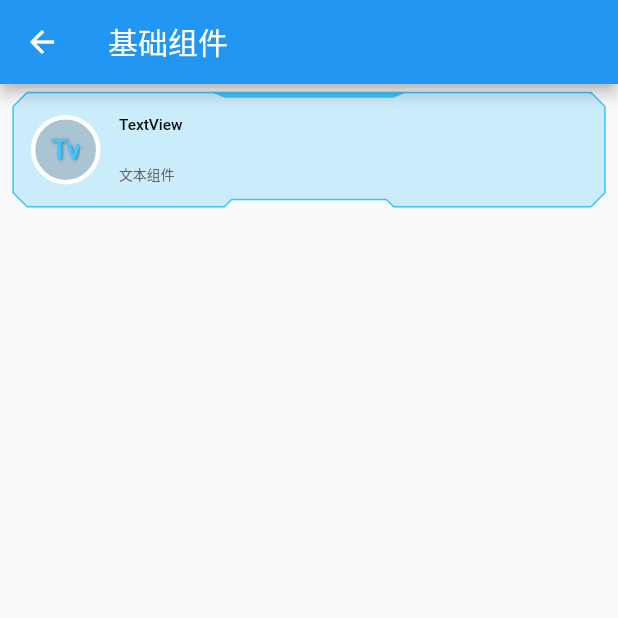
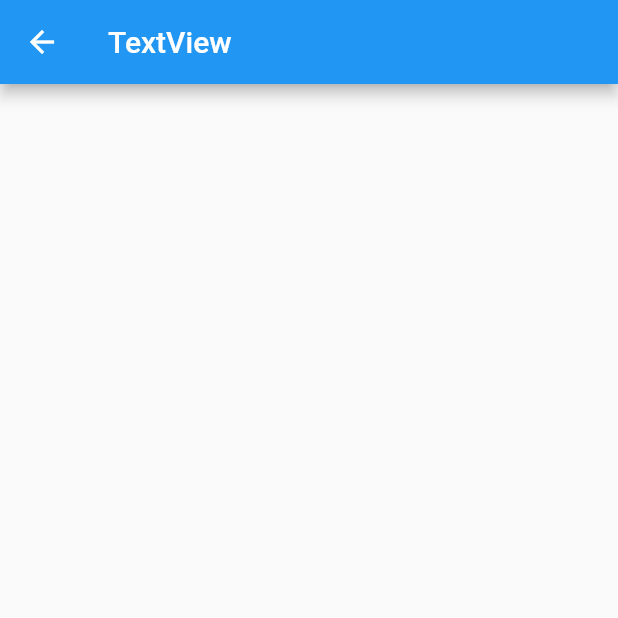
Before and after one commit to gneL1/flutter_experiences, a Flutter app: the BaseWidgetIndex screen opened by its route, after a tap on "Tv", on a phone screen of 412 x 824 dp, the top half of it. Run offline on Flutter 3.47's test engine with Material 2 defaults, Android fonts, the phone set to English and light mode, and no system bars; our stand-ins replace flutter_screenutil.

Commit message:
add files

```diff
--- a/lib/Router.dart
+++ b/lib/Router.dart
@@ -1,5 +1,6 @@
 import 'package:flutter/material.dart';
 import 'package:flutterexperiences/base_widget/base_widget_index.dart';
+import 'package:flutterexperiences/base_widget/base_widget_textview.dart';
 import 'package:flutterexperiences/custom_widget/custom_widget_index.dart';
 
 class Router{
@@ -7,11 +8,11 @@ class Router{
   static GlobalKey<NavigatorState> navigatorKey = GlobalKey();
 
   static const String BaseWidget_Index = 'BaseWidgetIndex';
+  static const String BaseWidget_TextView = 'BaseWidgetTextView';
+
+
   static const String CustomWidget_Index = 'CustomWidgetIndex';
-//  static const String Main = 'main';
-//  static const String Demo2 = 'demo2';
-//  static const String Path = 'pathpage';
-//  static const String Shape = 'shape';
+
 
 
   static Route generateRoute(RouteSettings settings){
@@ -26,39 +27,12 @@ class Router{
           return CustomWidgetIndex();
         });
         break;
-//      case Main:
-//        return MaterialPageRoute(builder: (context){
-//          print('打印参数是${settings.toString()}');
-//          return MyHomePage(title: '111',);
-//        });
-//        break;
-//      case Demo2:
-//        return MaterialPageRoute(builder: (context){
-//          print('打印参数是${settings.toString()}');
-//          return DemoTwo();
-//        });
-//        break;
-//      case Path:
-//        return MaterialPageRoute(builder: (context){
-//          print('打印参数是${settings.toString()}');
-//          return PathPage();
-//        });
-//        break;
-//      case Shape:
-//        return MaterialPageRoute(builder: (context){
-//          print('打印参数是${settings.toString()}');
-//          return ShapePage();
-//        });
-//        break;
-//      default:
-//        return MaterialPageRoute(builder: (context){
-//          return Scaffold(
-//            body: Center(
-//              child: Text('${settings.name}是一个空页面'),
-//            ),
-//          );
-//        });
-//        break;
+      case BaseWidget_TextView:
+        return MaterialPageRoute(builder: (context){
+          return BaseWidgetTextView();
+        });
+        break;
+
     }
   }
 }
--- a/lib/base_widget/base_widget_index.dart
+++ b/lib/base_widget/base_widget_index.dart
@@ -1,6 +1,8 @@
 import 'package:flutter/material.dart';
 import 'package:flutter_screenutil/screenutil.dart';
+import 'package:flutterexperiences/Router.dart';
 import 'package:flutterexperiences/utils/util_item.dart';
+import 'dart:math';
 
 class BaseWidgetIndex extends StatefulWidget {
   BaseWidgetIndex({ Key key }) : super(key: key);
@@ -22,12 +24,39 @@ class BaseWidgetIndexState extends State<BaseWidgetIndex> {
           UtilItem(
             icon: _text(text: 'Tv'),
             onPressed: (){
+              Navigator.pushNamed(context, Router.BaseWidget_TextView);
+            },
+            title: 'TextView',
+            description: '文本组件',
+            isShape: true,
+          ),
+          UtilItem(
+            icon: _text(text: 'Tv'),
+            onPressed: (){
 
             },
             title: 'TextView',
             description: '文本组件',
             isShape: true,
-          )
+          ),
+          UtilItem(
+            icon: _text(text: 'Tv'),
+            onPressed: (){
+
+            },
+            title: 'TextView',
+            description: '文本组件',
+            isShape: true,
+          ),
+          UtilItem(
+            icon: _text(text: 'Tv'),
+            onPressed: (){
+
+            },
+            title: 'TextView',
+            description: '文本组件',
+            isShape: true,
+          ),
 
         ],
       ),
--- /dev/null
+++ b/lib/base_widget/base_widget_textview.dart
@@ -0,0 +1,19 @@
+import 'package:flutter/material.dart';
+
+class BaseWidgetTextView extends StatefulWidget {
+  BaseWidgetTextView({ Key key }) : super(key: key);
+
+  @override
+  BaseWidgetTextViewState createState() => new BaseWidgetTextViewState();
+}
+
+class BaseWidgetTextViewState extends State<BaseWidgetTextView> {
+  @override
+  Widget build(BuildContext context) {
+    return Scaffold(
+      appBar: AppBar(
+        title: Text('TextView'),
+      ),
+    );
+  }
+}
```
